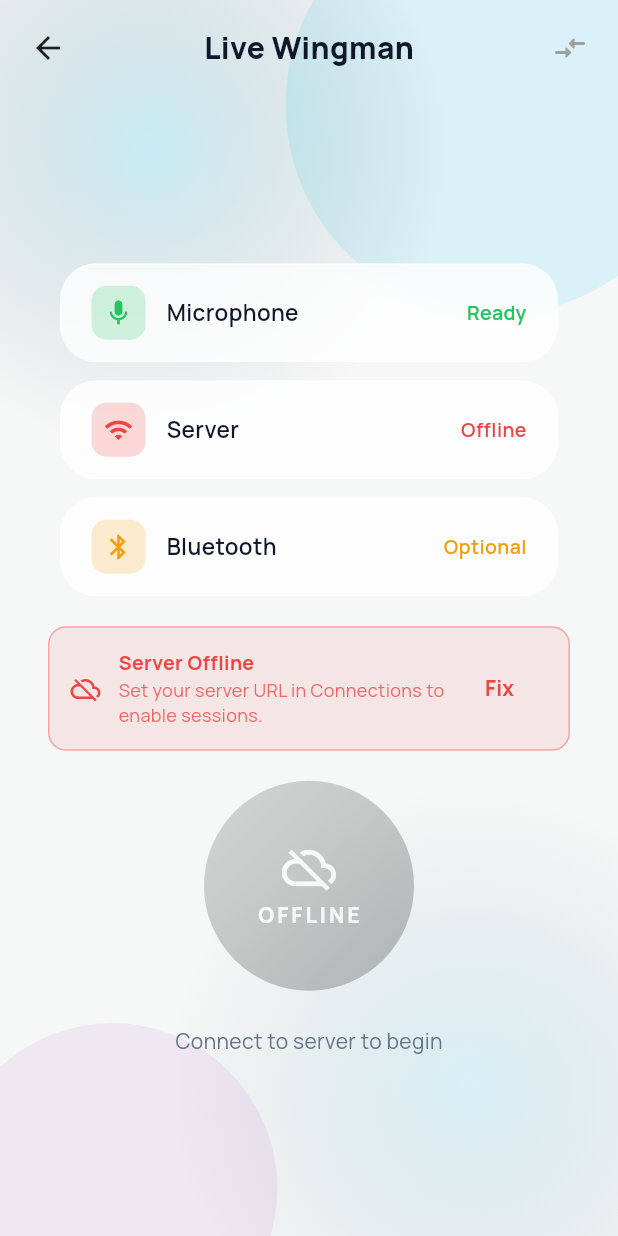
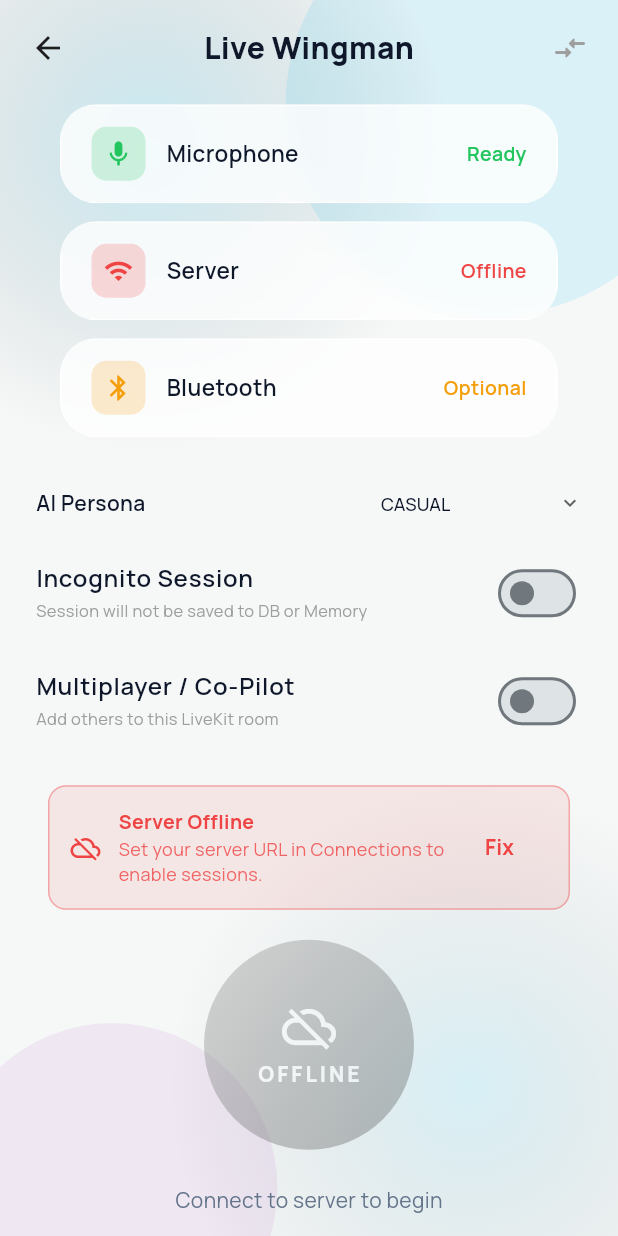
Before and after one commit to Qdevaan/fyp_app, a Flutter app: the NewSessionScreen screen opened by its route, on a phone screen of 412 x 824 dp. Run offline on Flutter 3.47's test engine with Material 3 defaults, Android fonts, the light colour scheme and no system bars; our stand-ins replace audioplayers, cached_network_image, connectivity_plus, flutter_dotenv, flutter_image_compress, flutter_markdown and 6 more; missing offline and left inert: force_directed_graphview, livekit_client, mobile_scanner, porcupine_flutter, record; accounts and stored records are empty.

```diff
--- a/lib/main.dart
+++ b/lib/main.dart
@@ -30,6 +30,7 @@ import 'screens/entity_screen.dart';
 import 'screens/session_analytics_screen.dart';
 import 'screens/roleplay_setup_screen.dart';
 import 'screens/quests_screen.dart';
+import 'screens/graph_explorer_screen.dart';
 import 'providers/tags_provider.dart';
 import 'widgets/auth_guard.dart';
 import 'routes/app_routes.dart';
@@ -243,6 +244,8 @@ class BubblesApp extends StatelessWidget {
                   const AuthGuard(child: RoleplaySetupScreen()),
               AppRoutes.quests: (context) =>
                   const AuthGuard(child: QuestsScreen()),
+              AppRoutes.graphExplorer: (context) =>
+                  const AuthGuard(child: GraphExplorerScreen()),
             },
           );
         },
--- a/lib/routes/app_routes.dart
+++ b/lib/routes/app_routes.dart
@@ -14,4 +14,5 @@ class AppRoutes {
   static const sessionAnalytics = '/session-analytics';
   static const roleplaySetup = '/roleplay-setup';
   static const quests = '/quests';
+  static const graphExplorer = '/graph-explorer';
 }
--- a/lib/screens/new_session_screen.dart
+++ b/lib/screens/new_session_screen.dart
@@ -30,6 +30,12 @@ class _NewSessionScreenState extends State<NewSessionScreen>
     with TickerProviderStateMixin {
   final ScrollController _scrollController = ScrollController();
 
+  // Section 5: Settings
+  bool _isIncognito = false;
+  bool _isMultiplayer = false;
+  String _selectedPersona = 'casual';
+  final TextEditingController _roomNameController = TextEditingController();
+
   // Animations (local only)
   late AnimationController _pulseController;
   late AnimationController _blobController;
@@ -59,6 +65,7 @@ class _NewSessionScreenState extends State<NewSessionScreen>
     deepgram.removeListener(_onDeepgramUpdate);
     deepgram.disconnect();
     _scrollController.dispose();
+    _roomNameController.dispose();
     _pulseController.dispose();
     _blobController.dispose();
     super.dispose();
@@ -225,7 +232,14 @@ class _NewSessionScreenState extends State<NewSessionScreen>
         }
       }
     } else {
-      await _session.startSession(api, deepgram, targetEntityId: targetEntityId);
+      await _session.startSession(
+        api,
+        deepgram,
+        targetEntityId: targetEntityId,
+        tone: _selectedPersona,
+        isEphemeral: _isIncognito,
+        isMultiplayer: _isMultiplayer,
+      );
     }
   }
 
@@ -385,6 +399,10 @@ class _NewSessionScreenState extends State<NewSessionScreen>
                     color: AppColors.warning,
                     isDark: isDark,
                   ),
+                  const SizedBox(height: 20),
+
+                  // Section 5 Settings
+                  _buildSection5Settings(isDark),
                   const SizedBox(height: 20),
 
                   // Server offline warning banner
@@ -994,8 +1012,115 @@ class _NewSessionScreenState extends State<NewSessionScreen>
         ],
       ),
     );
-  }
-}
+  }// ========================
+  // SECTION 5: ADVANCED SETTINGS UI
+  // ========================
+  Widget _buildSection5Settings(bool isDark) {
+    return Padding(
+      padding: const EdgeInsets.symmetric(horizontal: 24),
+      child: Column(
+        children: [
+          // Persona Selection
+          Row(
+            children: [
+              Expanded(
+                child: Text(
+                  "AI Persona",
+                  style: GoogleFonts.manrope(
+                    fontWeight: FontWeight.w600,
+                    color: isDark ? Colors.white : AppColors.slate900,
+                  ),
+                ),
+              ),
+              DropdownButton<String>(
+                value: _selectedPersona,
+                items: [
+                  'casual',
+                  'formal',
+                  'business',
+                  'stoic',
+                  'aggressive_coach',
+                  'empathetic_friend',
+                  'serious'
+                ]
+                    .map((tone) => DropdownMenuItem(
+                          value: tone,
+                          child: Text(
+                            tone.replaceAll('_', ' ').toUpperCase(),
+                            style: GoogleFonts.manrope(fontSize: 12),
+                          ),
+                        ))
+                    .toList(),
+                onChanged: (val) {
+                  if (val != null) setState(() => _selectedPersona = val);
+                },
+                dropdownColor: isDark ? const Color(0xFF1E293B) : Colors.white,
+                underline: const SizedBox(),
+                icon: const Icon(Icons.keyboard_arrow_down, size: 16),
+              ),
+            ],
+          ),
+
+          // Incognito / Ephemeral Mode
+          SwitchListTile(
+            title: Text(
+              "Incognito Session",
+              style: GoogleFonts.manrope(
+                fontWeight: FontWeight.w600,
+                color: isDark ? Colors.white : AppColors.slate900,
+              ),
+            ),
+            subtitle: Text(
+              "Session will not be saved to DB or Memory",
+              style: GoogleFonts.manrope(fontSize: 11, color: Colors.grey),
+            ),
+            value: _isIncognito,
+            onChanged: (val) => setState(() => _isIncognito = val),
+            activeColor: AppColors.primary,
+            contentPadding: EdgeInsets.zero,
+          ),
+
+          // Multiplayer Mode
+          SwitchListTile(
+            title: Text(
+              "Multiplayer / Co-Pilot",
+              style: GoogleFonts.manrope(
+                fontWeight: FontWeight.w600,
+                color: isDark ? Colors.white : AppColors.slate900,
+              ),
+            ),
+            subtitle: Text(
+              "Add others to this LiveKit room",
+              style: GoogleFonts.manrope(fontSize: 11, color: Colors.grey),
+            ),
+            value: _isMultiplayer,
+            onChanged: (val) => setState(() => _isMultiplayer = val),
+            activeColor: AppColors.primary,
+            contentPadding: EdgeInsets.zero,
+          ),
+
+          // Show room name input only if multiplayer
+          if (_isMultiplayer)
+            Padding(
+              padding: const EdgeInsets.only(top: 8.0, bottom: 8.0),
+              child: TextField(
+                controller: _roomNameController,
+                decoration: InputDecoration(
+                  labelText: 'Shared Room Name (optional)',
+                  hintText: 'e.g. sales-call-123',
+                  labelStyle: GoogleFonts.manrope(fontSize: 12),
+                  border: OutlineInputBorder(
+                    borderRadius: BorderRadius.circular(8),
+                  ),
+                  isDense: true,
+                ),
+                style: GoogleFonts.manrope(fontSize: 14),
+              ),
+            ),
+        ],
+      ),
+    );
+  }}
 
 // --- Sub Widgets ---
 
--- a/lib/services/livekit_service.dart
+++ b/lib/services/livekit_service.dart
@@ -31,13 +31,13 @@ class LiveKitService extends ChangeNotifier {
 
   String? _lastUserId;
 
-  Future<void> connect(String userId) async {
+  Future<void> connect(String userId, {String roomName = ""}) async {
     if (_isConnected) return;
     _lastUserId = userId;
 
     // 1. Get Token from Server
     try {
-      final tokenData = await _apiService.getLiveKitToken(userId);
+      final tokenData = await _apiService.getToken(userId, roomName: roomName);
       if (tokenData == null) {
         debugPrint("Failed to get LiveKit token — null response");
         return;
--- a/pubspec.yaml
+++ b/pubspec.yaml
@@ -36,6 +36,7 @@ dependencies:
   flutter_sound: ^9.2.13
   connectivity_plus: ^7.0.0
   flutter_image_compress: ^2.4.0
+  force_directed_graphview: ^0.6.2
 
 flutter_launcher_icons:
   android: "launcher_icon"
```
Also changed, not shown: lib/providers/session_provider.dart (+10 -1 lines), lib/screens/graph_explorer_screen.dart (added, +123 -0 lines), lib/services/api_service.dart (+36 -4 lines), lib/widgets/app_drawer.dart (+10 -0 lines), pubspec.lock, 2 other files.
